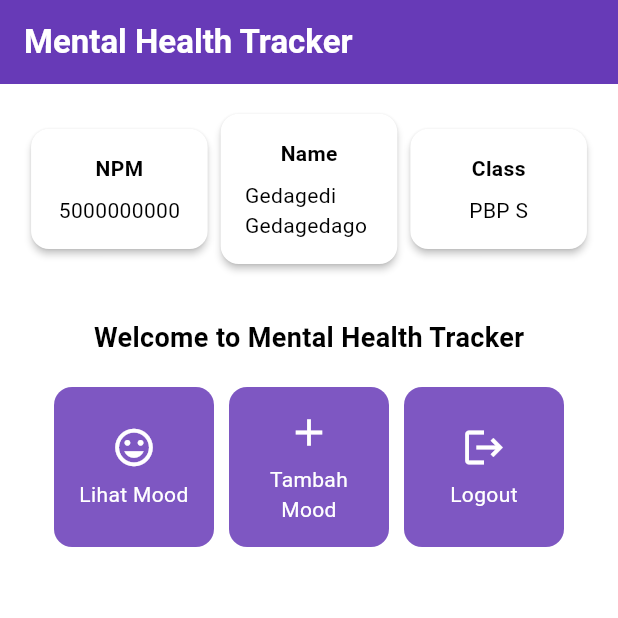
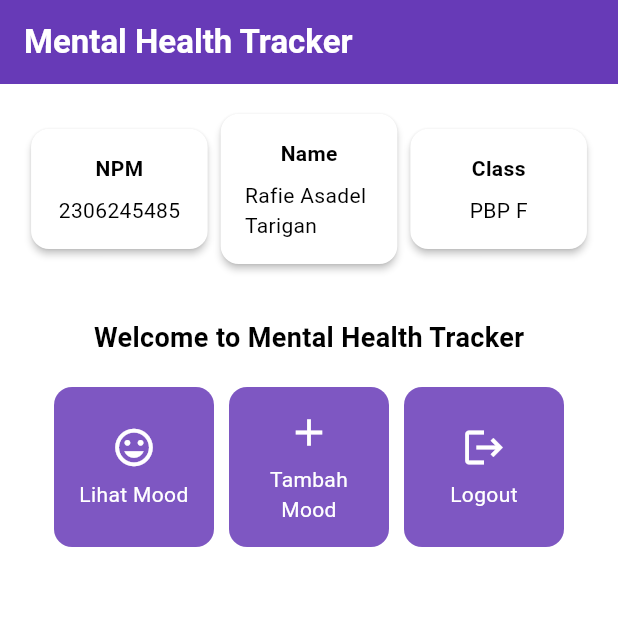
Before and after one commit to rafiedel/mental-health-tracker-mobile, a Flutter app: the screen it shows after launch, on a phone screen of 412 x 824 dp, the top half of it. Run offline on Flutter 3.47's test engine with Material 3 defaults, Android fonts, the phone set to English and light mode, and no system bars.

Commit message:
refactor: Change name,npm,classname

```diff
--- a/lib/menu.dart
+++ b/lib/menu.dart
@@ -62,9 +62,9 @@ class ItemCard extends StatelessWidget {
 }
 
 class MyHomePage extends StatelessWidget {
-    final String npm = '5000000000'; // NPM
-    final String name = 'Gedagedi Gedagedago'; // Nama
-    final String className = 'PBP S'; // Kelas
+    final String npm = '2306245485'; // NPM
+    final String name = 'Rafie Asadel Tarigan'; // Nama
+    final String className = 'PBP F'; // Kelas
 
     final List<ItemHomepage> items = [
          ItemHomepage("Lihat Mood", Icons.mood),
```
